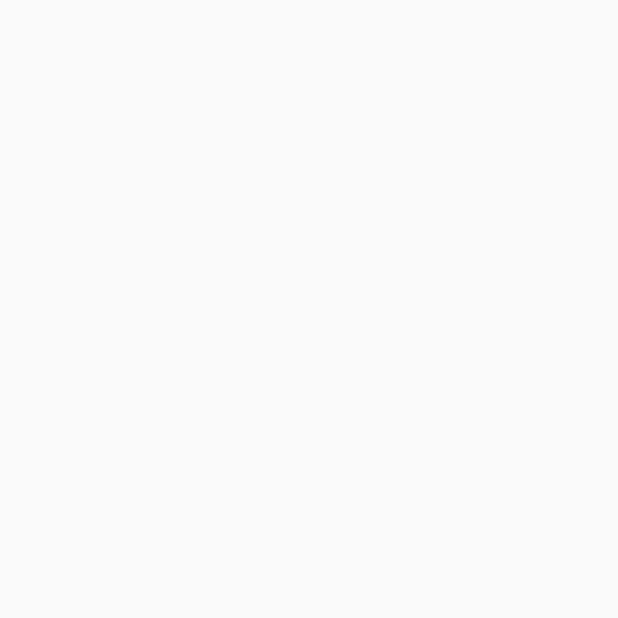
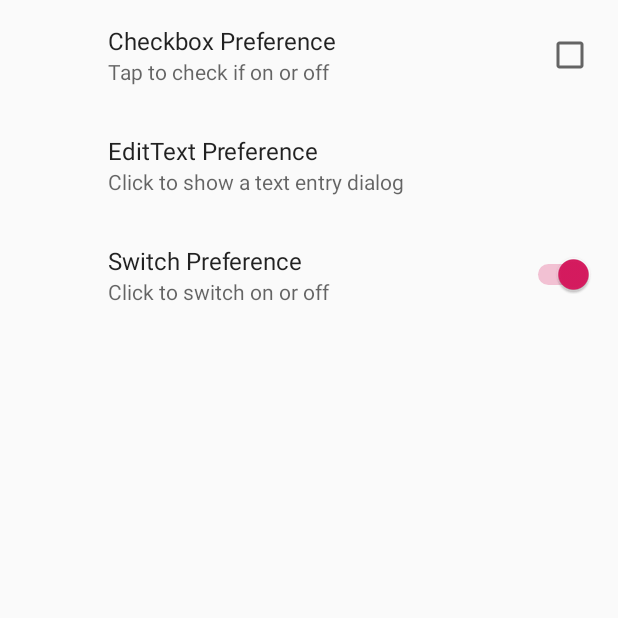
Before and after one commit to emmandibble/HiDr8, an Android app: the Settings screen opened directly, with no data from a screen before it, on a phone screen of 412 x 824 dp, the top half of it. Before the commit the part shown is empty. Run offline under Robolectric (Android 15) with nearby library versions, the phone set to English and light mode, and no system bars; our stand-ins replace androidx.preference.

Commit message:
Add SettingsFragment implement preferences screen
Add SettingsFragment, and preferences.xml to create the elements
of a androidx preferences screen and inflate them to the Settings
activity.

The SettingsFragment allows the Settings activity display the xml
elements in preferences.xml and accomplishes the functionality of a
settings screen.

```diff
--- a/app/build.gradle
+++ b/app/build.gradle
@@ -23,9 +23,11 @@ dependencies {
     implementation fileTree(dir: 'libs', include: ['*.jar'])
     implementation 'androidx.appcompat:appcompat:1.1.0'
     implementation 'androidx.constraintlayout:constraintlayout:1.1.3'
+    implementation 'androidx.legacy:legacy-support-v4:1.0.0'
     testImplementation 'junit:junit:4.12'
     androidTestImplementation 'androidx.test.ext:junit:1.1.0'
     androidTestImplementation 'androidx.test.espresso:espresso-core:3.1.1'
     implementation 'androidx.appcompat:appcompat:1.1.0'
     implementation 'com.android.support:design:28.0.0'
+    implementation 'androidx.preference:preference:1.1.0'
 }
--- a/app/src/main/java/com/example/hidr8/Settings.java
+++ b/app/src/main/java/com/example/hidr8/Settings.java
@@ -10,5 +10,10 @@ public class Settings extends AppCompatActivity {
     protected void onCreate(Bundle savedInstanceState) {
         super.onCreate(savedInstanceState);
         setContentView(R.layout.activity_settings);
+        getSupportFragmentManager()
+                .beginTransaction()
+                .replace(R.id.settings_container, new SettingsFragment())
+                .commit();
+
     }
 }
--- /dev/null
+++ b/app/src/main/java/com/example/hidr8/SettingsFragment.java
@@ -0,0 +1,12 @@
+package com.example.hidr8;
+
+import android.os.Bundle;
+
+import androidx.preference.PreferenceFragmentCompat;
+
+public class SettingsFragment extends PreferenceFragmentCompat {
+    @Override
+    public void onCreatePreferences(Bundle savedInstanceState, String rootKey) {
+        setPreferencesFromResource(R.xml.preferences, rootKey);
+    }
+}
--- a/app/src/main/res/layout/activity_settings.xml
+++ b/app/src/main/res/layout/activity_settings.xml
@@ -1,9 +1,8 @@
 <?xml version="1.0" encoding="utf-8"?>
-<androidx.constraintlayout.widget.ConstraintLayout xmlns:android="http://schemas.android.com/apk/res/android"
-    xmlns:app="http://schemas.android.com/apk/res-auto"
-    xmlns:tools="http://schemas.android.com/tools"
+<fragment
+    xmlns:android="http://schemas.android.com/apk/res/android"
+    android:id="@+id/settings_container"
+    android:name="com.example.hidr8.SettingsFragment"
     android:layout_width="match_parent"
     android:layout_height="match_parent"
-    tools:context=".Settings">
-
-</androidx.constraintlayout.widget.ConstraintLayout>
+    />
--- a/app/src/main/res/values/strings.xml
+++ b/app/src/main/res/values/strings.xml
@@ -23,4 +23,7 @@
         <item>Change Daily Goal</item>
         <item>Back to Water Tracker</item>
     </string-array>
+
+    <!-- TODO: Remove or change this placeholder text -->
+    <string name="hello_blank_fragment">Hello blank fragment</string>
 </resources>
--- /dev/null
+++ b/app/src/main/res/xml/preferences.xml
@@ -0,0 +1,29 @@
+<?xml version="1.0" encoding="utf-8"?>
+<androidx.preference.PreferenceScreen xmlns:android="http://schemas.android.com/apk/res/android"
+    android:id="@+id/preference"
+    android:layout_width="match_parent"
+    android:layout_height="match_parent">
+    <CheckBoxPreference
+        android:key="checkbox"
+        android:summary="Tap to check if on or off"
+        android:title="Checkbox Preference" />
+    <EditTextPreference
+        android:dialogTitle="Enter a text"
+        android:key="text"
+        android:summary="Click to show a text entry dialog"
+        android:title="EditText Preference" />
+    <!--
+    <ListPreference
+        android:dialogTitle="Select duration"
+        android:entries="@array/settings_list_preference_titles"
+        android:entryValues="@array/settings_list_preference_values"
+        android:key="list"
+        android:summary="Click to show a list to choose from"
+        android:title="List Preference" />
+        -->
+    <SwitchPreference
+        android:key="switch"
+        android:title="Switch Preference"
+        android:summary="Click to switch on or off"
+        android:defaultValue="true"/>
+</androidx.preference.PreferenceScreen>
```
